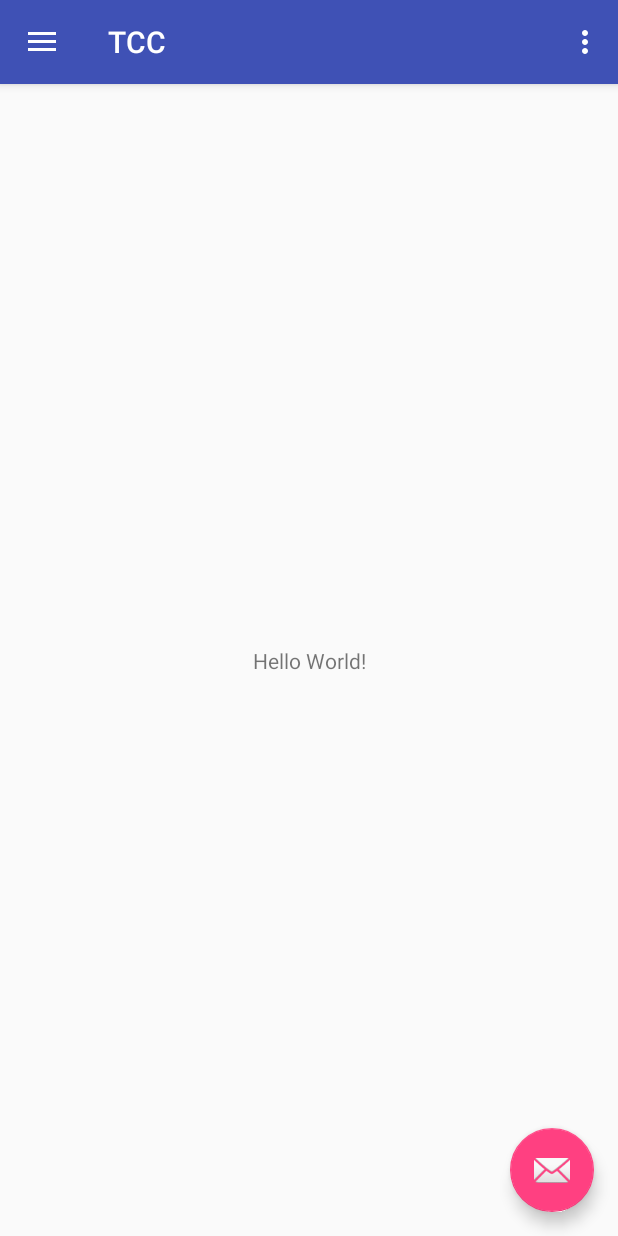
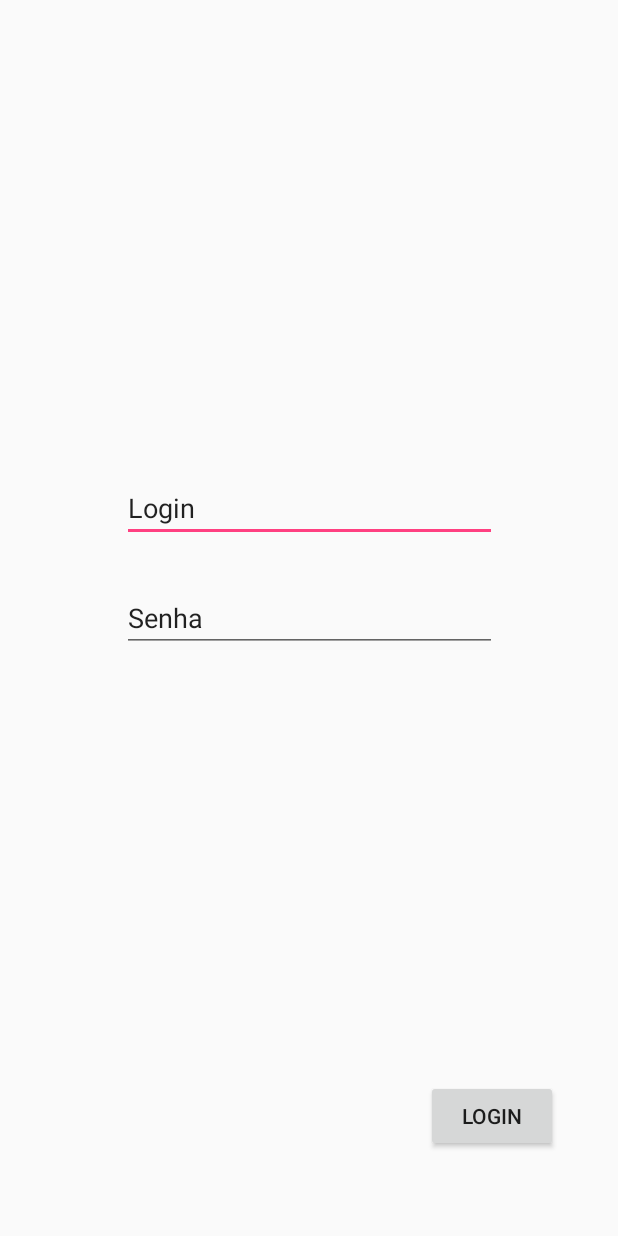
Before and after one commit to Dantexza/TCC, an Android app: the screen it shows after launch (MainActivity before the commit, LoginActivity after it), on a phone screen of 412 x 824 dp. Run offline under Robolectric (Android 15) with nearby library versions, the phone set to English and light mode, and no system bars.

Commit message:
Login act and actiob bar update

```diff
--- a/app/src/main/AndroidManifest.xml
+++ b/app/src/main/AndroidManifest.xml
@@ -13,13 +13,16 @@
             android:name=".MainActivity"
             android:label="@string/app_name"
             android:theme="@style/AppTheme.NoActionBar">
+
+        </activity>
+        <activity android:name=".LoginActivity"
+            android:theme="@style/AppTheme.NoActionBar">
             <intent-filter>
                 <action android:name="android.intent.action.MAIN" />
 
                 <category android:name="android.intent.category.LAUNCHER" />
             </intent-filter>
         </activity>
-        <activity android:name=".LoginActivity"></activity>
     </application>
 
 </manifest>
--- a/app/src/main/res/layout/activity_login.xml
+++ b/app/src/main/res/layout/activity_login.xml
@@ -6,4 +6,37 @@
     android:layout_height="match_parent"
     tools:context=".LoginActivity">
 
+    <Button
+        android:id="@+id/btnLogin"
+        android:layout_width="wrap_content"
+        android:layout_height="wrap_content"
+        android:layout_marginBottom="56dp"
+        android:layout_marginEnd="40dp"
+        android:text="@string/Login"
+        app:layout_constraintBottom_toBottomOf="parent"
+        app:layout_constraintEnd_toEndOf="parent" />
+
+    <EditText
+        android:id="@+id/login"
+        android:layout_width="250dp"
+        android:layout_height="wrap_content"
+        android:layout_marginTop="316dp"
+        android:ems="10"
+        android:inputType="textPersonName"
+        android:text="@string/Login"
+        app:layout_constraintEnd_toEndOf="parent"
+        app:layout_constraintHorizontal_bias="0.503"
+        app:layout_constraintStart_toStartOf="parent"
+        app:layout_constraintTop_toTopOf="parent" />
+
+    <EditText
+        android:id="@+id/pass"
+        android:layout_width="250dp"
+        android:layout_height="wrap_content"
+        android:layout_marginTop="28dp"
+        android:ems="10"
+        android:inputType="textPersonName"
+        android:text="@string/pass"
+        app:layout_constraintStart_toStartOf="@+id/login"
+        app:layout_constraintTop_toBottomOf="@+id/login" />
 </android.support.constraint.ConstraintLayout>
--- a/app/src/main/res/values-v21/styles.xml
+++ b/app/src/main/res/values-v21/styles.xml
@@ -3,7 +3,7 @@
     <style name="AppTheme.NoActionBar">
         <item name="windowActionBar">false</item>
         <item name="windowNoTitle">true</item>
+        <item name="android:statusBarColor">@color/colorPrimary</item>
+    </style>
 
-        <item name="android:statusBarColor">@android:color/transparent</item>
-    </style>
 </resources>
--- a/app/src/main/res/values/strings.xml
+++ b/app/src/main/res/values/strings.xml
@@ -6,4 +6,7 @@
     <string name="nav_header_subtitle">android.studio@android.com</string>
     <string name="nav_header_desc">Navigation header</string>
     <string name="action_settings">Settings</string>
+    <string name="Login">Login</string>
+    <string name="pass">Senha</string>
+
 </resources>
--- a/app/src/main/res/values/styles.xml
+++ b/app/src/main/res/values/styles.xml
@@ -13,6 +13,7 @@
         <item name="windowNoTitle">true</item>
     </style>
 
+
     <style name="AppTheme.AppBarOverlay" parent="ThemeOverlay.AppCompat.Dark.ActionBar" />
 
     <style name="AppTheme.PopupOverlay" parent="ThemeOverlay.AppCompat.Light" />
```
